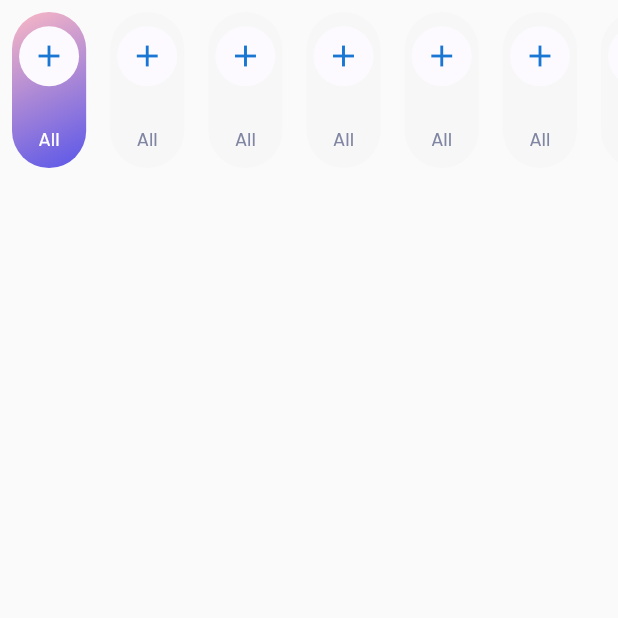
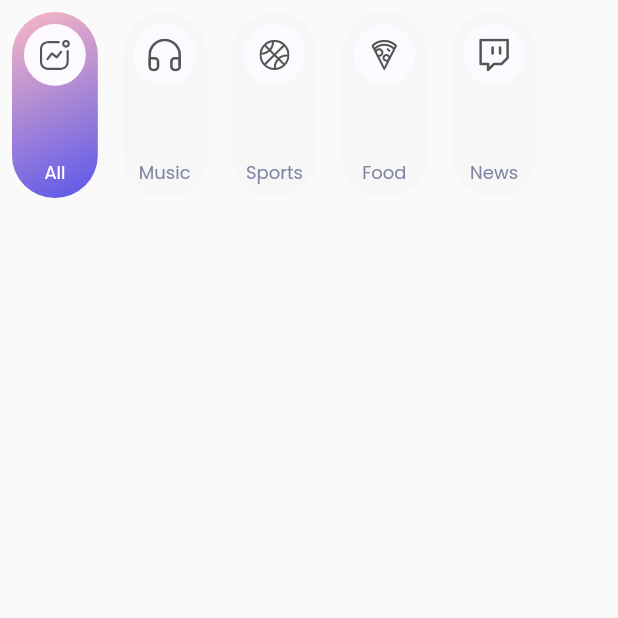
Before and after one commit to miladkhalighi/streaming-app-flutter, a Flutter app: the screen it shows after launch, on a phone screen of 412 x 824 dp, the top half of it. Run offline on Flutter 3.47's test engine with Material 2 defaults, Android fonts, the phone set to English and light mode, and no system bars; our stand-ins replace flutter_svg, google_fonts.

Commit message:
better performance in category item widget

```diff
--- a/lib/models/category_item_model.dart
+++ b/lib/models/category_item_model.dart
@@ -1,30 +1,30 @@
 
 
-class CategoryItem {
+class CategoryItemModel {
   String name;
   String iconPath;
 
-  CategoryItem({required this.name,required this.iconPath});
+  CategoryItemModel({required this.name,required this.iconPath});
 }
 
-List<CategoryItem> categoryItemsList = [
-  CategoryItem(
+List<CategoryItemModel> categoryItemsList = [
+  CategoryItemModel(
       name: 'All',
       iconPath: 'assets/icons/activity.svg'
   ),
-  CategoryItem(
-      name: 'assets/icons/music.svg',
-      iconPath: 'iconPath'
+  CategoryItemModel(
+      name: 'Music',
+      iconPath: 'assets/icons/music.svg'
   ),
-  CategoryItem(
-      name: 'assets/icons/sport.svg',
-      iconPath: 'iconPath'
+  CategoryItemModel(
+      name: 'Sports',
+      iconPath: 'assets/icons/sport.svg'
   ),
-  CategoryItem(
+  CategoryItemModel(
       name: 'Food',
       iconPath: 'assets/icons/pizza-1.svg'
   ),
-  CategoryItem(
+  CategoryItemModel(
       name: 'News',
       iconPath: 'assets/icons/vec.svg'
   ),
--- a/lib/screens/home/home_screen.dart
+++ b/lib/screens/home/home_screen.dart
@@ -1,23 +1,29 @@
 import 'package:flutter/material.dart';
+import 'package:flutter_svg/flutter_svg.dart';
 import 'package:google_fonts/google_fonts.dart';
+import 'package:streaming_app/models/category_item_model.dart';
 
 class HomeScreen extends StatelessWidget {
   const HomeScreen({Key? key}) : super(key: key);
 
   @override
   Widget build(BuildContext context) {
+    var size = MediaQuery.of(context).size;
     return Scaffold(
       body: Column(
         children: [
           SizedBox(
-            height: 120,
+            height: size.height * 0.17,
             child: ListView.builder(
                 scrollDirection: Axis.horizontal,
                 itemBuilder: (context,index) => Padding(
                   padding: const EdgeInsets.all(8.0),
-                  child: CategoryItem(selected: index==0 ? true : false,),
+                  child: CategoryItemWidget(
+                    selected: index==0 ? true : false,
+                    item: categoryItemsList[index],
+                  ),
                 ),
-                itemCount: 20,
+                itemCount: categoryItemsList.length,
             ),
           )
 
@@ -27,10 +33,12 @@ class HomeScreen extends StatelessWidget {
   }
 }
 
-class CategoryItem extends StatelessWidget {
+class CategoryItemWidget extends StatelessWidget {
   final bool selected;
-  const CategoryItem({
+  final CategoryItemModel item;
+  const CategoryItemWidget({
     required this.selected,
+    required this.item,
     Key? key,
   }) : super(key: key);
 
@@ -38,7 +46,6 @@ class CategoryItem extends StatelessWidget {
   Widget build(BuildContext context) {
     var size = MediaQuery.of(context).size;
     return Container(
-      width: size.width * 0.12,
       decoration: BoxDecoration(
         borderRadius: BorderRadius.circular(125),
         gradient: selected ? const LinearGradient(
@@ -49,14 +56,22 @@ class CategoryItem extends StatelessWidget {
         color: selected ? null : const Color(0xFFF7F7F7)
       ),
       child: Column(
-        mainAxisAlignment: MainAxisAlignment.spaceEvenly,
+        //mainAxisAlignment: MainAxisAlignment.spaceEvenly,
         children: [
-          const CircleAvatar(
-            backgroundColor: Color(0xFFFCFAFE),
-            child: Icon(Icons.add),
+          Padding(
+            padding: const EdgeInsets.all(8.0),
+            child: CircleAvatar(
+              radius: size.width * 0.05,
+              backgroundColor: const Color(0xFFFCFAFE),
+              child: Padding(
+                padding: const EdgeInsets.all(8.0),
+                child: SvgPicture.asset(item.iconPath),
+              ),
+            ),
           ),
+          const Spacer(),
+          Text(item.name,style: GoogleFonts.poppins(fontSize: 12,color: selected ? Colors.white : const Color(0xFF7F85A2)),),
           const SizedBox(height: 8,),
-          Text('All',style: GoogleFonts.poppins(fontSize: 12,color: selected ? Colors.white : const Color(0xFF7F85A2)),)
         ],
       ),
     );
--- a/pubspec.yaml
+++ b/pubspec.yaml
@@ -30,6 +30,7 @@ dependencies:
   flutter:
     sdk: flutter
   google_fonts: ^3.0.1
+  flutter_svg: ^1.1.1
 
 
   # The following adds the Cupertino Icons font to your application.
@@ -59,9 +60,8 @@ flutter:
   uses-material-design: true
 
   # To add assets to your application, add an assets section, like this:
-  # assets:
-  #   - images/a_dot_burr.jpeg
-  #   - images/a_dot_ham.jpeg
+  assets:
+    - assets/icons/
 
   # An image asset can refer to one or more resolution-specific "variants", see
   # https://flutter.dev/assets-and-images/#resolution-aware
```
Also changed, not shown: pubspec.lock.
